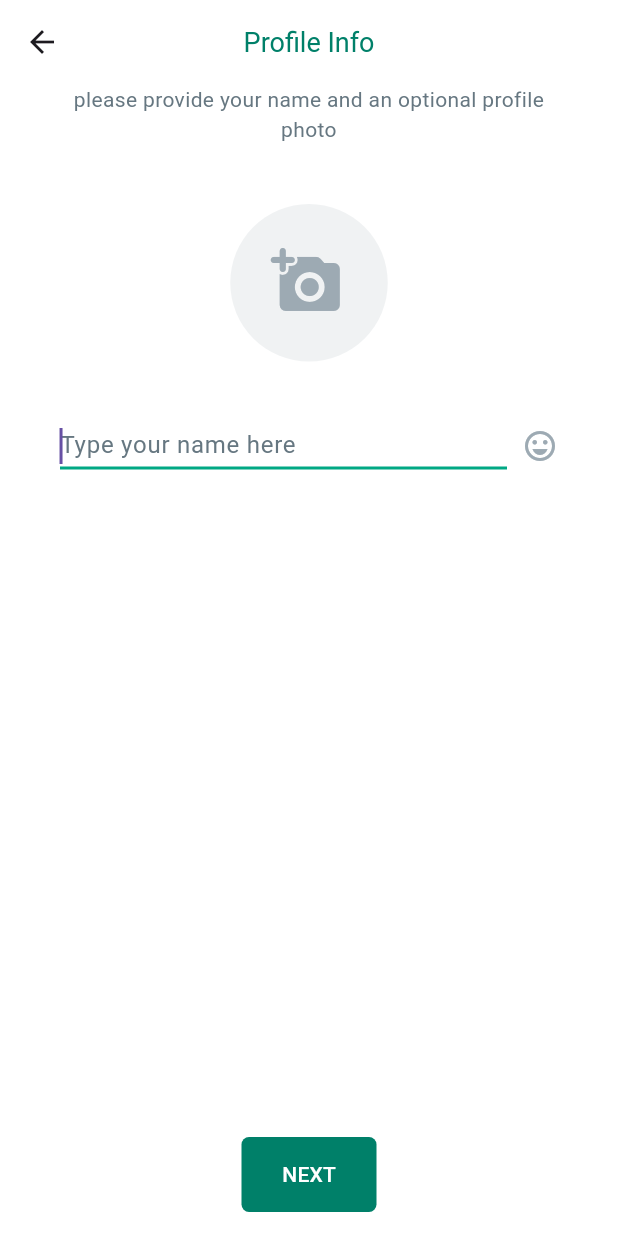
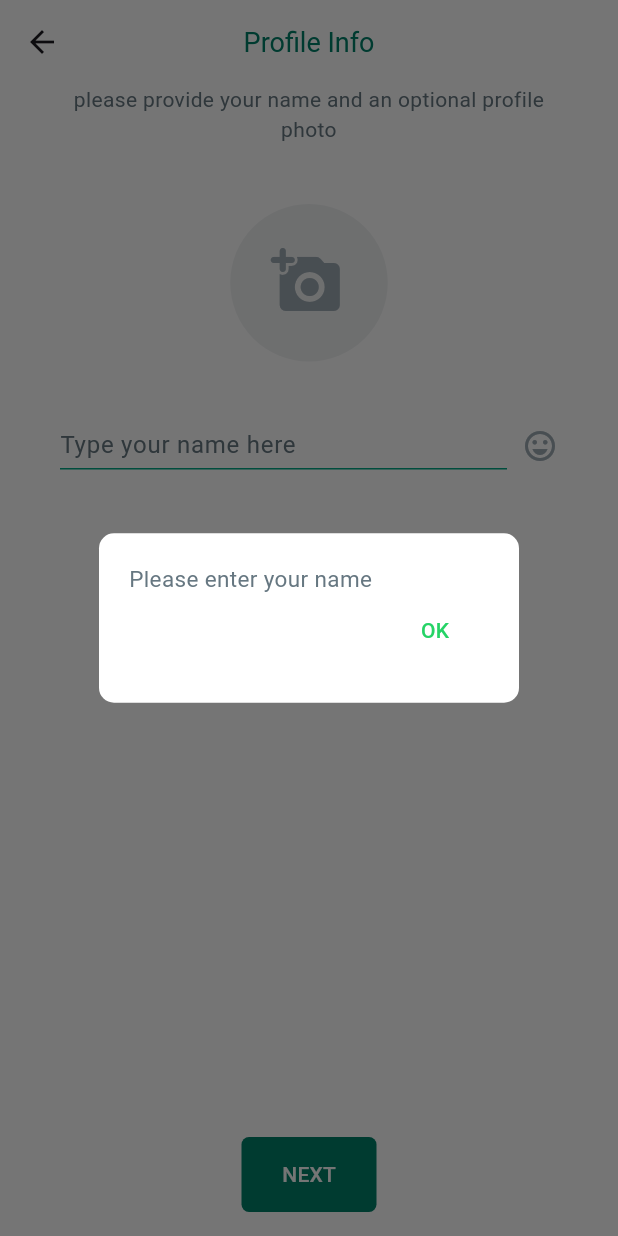
Before and after one commit to abdelrahman-stack/whats-app, a Flutter app: the UserInfoView screen opened by its route, after a tap on "NEXT", on a phone screen of 412 x 824 dp. Run offline on Flutter 3.47's test engine with Material 3 defaults, Android fonts, the phone set to English and light mode, and no system bars; our stand-ins replace cloud_firestore, country_picker, firebase_auth, firebase_core, flutter_dotenv, flutter_riverpod and 2 more; missing offline and left inert: photo_manager; accounts and stored records are empty.

Commit message:
user info view done

```diff
--- a/lib/core/func/on_generate_route.dart
+++ b/lib/core/func/on_generate_route.dart
@@ -1,4 +1,5 @@
 import 'package:flutter/material.dart';
+import 'package:whats_app_clone/feature/auth/views/home_view.dart';
 import 'package:whats_app_clone/feature/auth/views/login_view.dart';
 import 'package:whats_app_clone/feature/auth/views/user_info_view.dart';
 import 'package:whats_app_clone/feature/auth/views/verification_view.dart';
@@ -29,6 +30,9 @@ Route<dynamic> onGenerateRoute(RouteSettings settings) {
 
     case UserInfoView.routeName:
       return MaterialPageRoute(builder: (context) => const UserInfoView());
+        case HomeView.routeName:
+      return MaterialPageRoute(builder: (context) => const HomeView());
+
 
     default:
       return MaterialPageRoute(builder: (context) => const Scaffold());
--- a/lib/core/models/user_model.dart
+++ b/lib/core/models/user_model.dart
@@ -1,13 +1,17 @@
 class UserModel {
   final String id;
   final String name;
-  final String email;
+  final String phoneNumber;
+  final List<String> groupId;
   final String photoUrl;
+  final bool isOnline;
 
   UserModel({
+    required this.isOnline,
+    required this.phoneNumber,
+    required this.groupId,
     required this.id,
     required this.name,
-    required this.email,
     required this.photoUrl,
   });
 
@@ -15,17 +19,21 @@ class UserModel {
     return <String, dynamic>{
       'id': id,
       'name': name,
-      'email': email,
+      'phoneNumber': phoneNumber,
+      'groupId': groupId,
       'photoUrl': photoUrl,
+      'isOnline': isOnline,
     };
   }
 
   factory UserModel.fromMap(Map<String, dynamic> map) {
     return UserModel(
-      id: map['id'] as String,
-      name: map['name'] as String,
-      email: map['email'] as String,
-      photoUrl: map['photoUrl'] as String,
+      isOnline: map['isOnline'] ?? false,
+      id: map['id'] ?? '',
+      name: map['name'] ?? '',
+      phoneNumber: map['email'] ?? '',
+      groupId: List<String>.from(map['groupId']),
+      photoUrl: map['photoUrl'] ?? '',
     );
   }
 }
--- a/lib/feature/auth/views/user_info_view.dart
+++ b/lib/feature/auth/views/user_info_view.dart
@@ -1,13 +1,17 @@
 import 'dart:io';
 import 'dart:typed_data';
+import 'package:cloud_firestore/cloud_firestore.dart';
+import 'package:firebase_auth/firebase_auth.dart';
 import 'package:flutter/material.dart';
 import 'package:image_picker/image_picker.dart';
 import 'package:whats_app_clone/core/extension/custom_theme_extension.dart';
 import 'package:whats_app_clone/core/helper/show_alert_dialog.dart';
+import 'package:whats_app_clone/core/models/user_model.dart';
 import 'package:whats_app_clone/core/services/supabase_storage_service.dart';
 import 'package:whats_app_clone/core/utils/app_colors.dart';
 import 'package:whats_app_clone/core/widgets/custom_elevated_button.dart';
 import 'package:whats_app_clone/core/widgets/custom_icon_button.dart';
+import 'package:whats_app_clone/feature/auth/views/home_view.dart';
 import 'package:whats_app_clone/feature/auth/views/image_picker_view.dart';
 import 'package:whats_app_clone/feature/auth/views/widgets/custom_text_form_field.dart';
 
@@ -25,6 +29,7 @@ class _UserInfoViewState extends State<UserInfoView> {
   String? imageUrl;
   Uint8List? imageGallery;
   final storage = SupabaseStorageService();
+  final nameController = TextEditingController();
 
   Future<void> pickImageFromGallery() async {
     Navigator.pop(context);
@@ -215,6 +220,7 @@ class _UserInfoViewState extends State<UserInfoView> {
                   const SizedBox(width: 20),
                   Expanded(
                     child: CustomTextFormField(
+                      controller: nameController,
                       hintText: 'Type your name here',
                       textAlign: TextAlign.left,
                       autofocus: true,
@@ -235,7 +241,65 @@ class _UserInfoViewState extends State<UserInfoView> {
       floatingActionButtonLocation: FloatingActionButtonLocation.centerFloat,
       floatingActionButton: CustomElevatedButton(
         text: 'NEXT',
-        onPressed: () {},
+        onPressed: () async {
+          final name = nameController.text.trim();
+
+          if (name.isEmpty) {
+            showAlertDialog(
+              context: context,
+              message: "Please enter your name",
+            );
+            return;
+          }
+
+          final user = FirebaseAuth.instance.currentUser;
+          if (user == null) {
+            showAlertDialog(context: context, message: "No user logged in");
+            return;
+          }
+
+          try {
+            final storage = SupabaseStorageService();
+            String? imageUrl;
+
+            if (imageCamera != null) {
+              imageUrl = await storage.uploadFile(
+                bucket: "profiles",
+
+                file: imageCamera!,
+                userId: user.uid,
+              );
+            } else if (imageGallery != null) {
+              imageUrl = await storage.uploadBytes(
+                bucket: "profiles",
+                bytes: imageGallery!,
+                userId: user.uid,
+                fileExtension: "jpg",
+              );
+            }
+
+            imageUrl ??= "https://your-default-image.png";
+
+            final newUser = UserModel(
+              id: user.uid,
+              name: name,
+              phoneNumber: user.phoneNumber ?? '',
+              groupId: [],
+              photoUrl: imageUrl,
+              isOnline: true,
+            );
+
+            await FirebaseFirestore.instance
+                .collection('users')
+                .doc(user.uid)
+                .set(newUser.toMap());
+
+            Navigator.pushReplacementNamed(context, HomeView.routeName);
+          } catch (e) {
+            showAlertDialog(context: context, message: e.toString());
+          }
+        },
+
         buttonWidth: 90,
       ),
     );
--- a/lib/main.dart
+++ b/lib/main.dart
@@ -6,7 +6,7 @@ import 'package:supabase_flutter/supabase_flutter.dart';
 import 'package:whats_app_clone/core/func/on_generate_route.dart';
 import 'package:whats_app_clone/core/theme/dark_theme.dart';
 import 'package:whats_app_clone/core/theme/light_theme.dart';
-import 'package:whats_app_clone/feature/auth/views/user_info_view.dart';
+import 'package:whats_app_clone/feature/welcome/views/welcome_view.dart';
 import 'package:whats_app_clone/firebase_options.dart';
 
 void main() async {
@@ -33,7 +33,7 @@ class WhatsApp extends StatelessWidget {
       themeMode: ThemeMode.system,
       debugShowCheckedModeBanner: false,
       onGenerateRoute: onGenerateRoute,
-      initialRoute: UserInfoView.routeName,
+      initialRoute: WelcomeView.routeName,
     );
   }
 }
--- a/pubspec.yaml
+++ b/pubspec.yaml
@@ -43,6 +43,7 @@ dependencies:
   image_picker: ^1.2.0
   photo_manager: ^3.7.1
   supabase_flutter: ^2.10.0
+  uuid: ^4.5.1
 flutter_native_splash:
   color: "#ffffff"
   color_dark: "111b21"
```
Also changed, not shown: lib/core/services/supabase_storage_service.dart (+4 -3 lines), lib/feature/auth/views/home_view.dart (added, +14 -0 lines), pubspec.lock, 1 other file.
